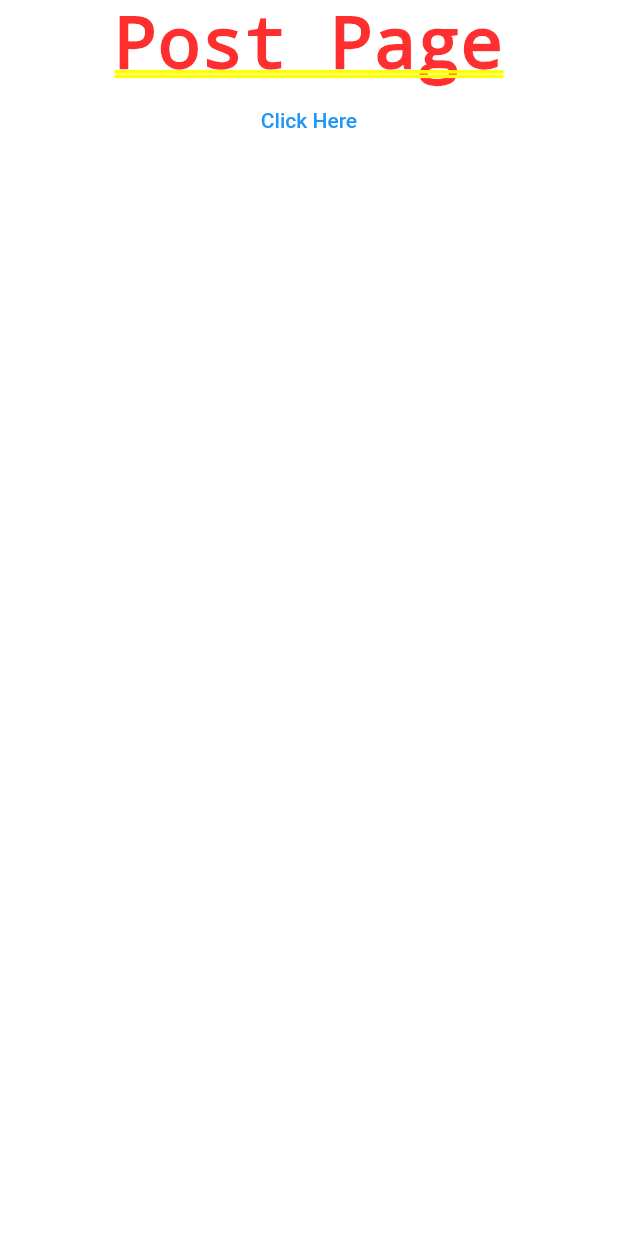
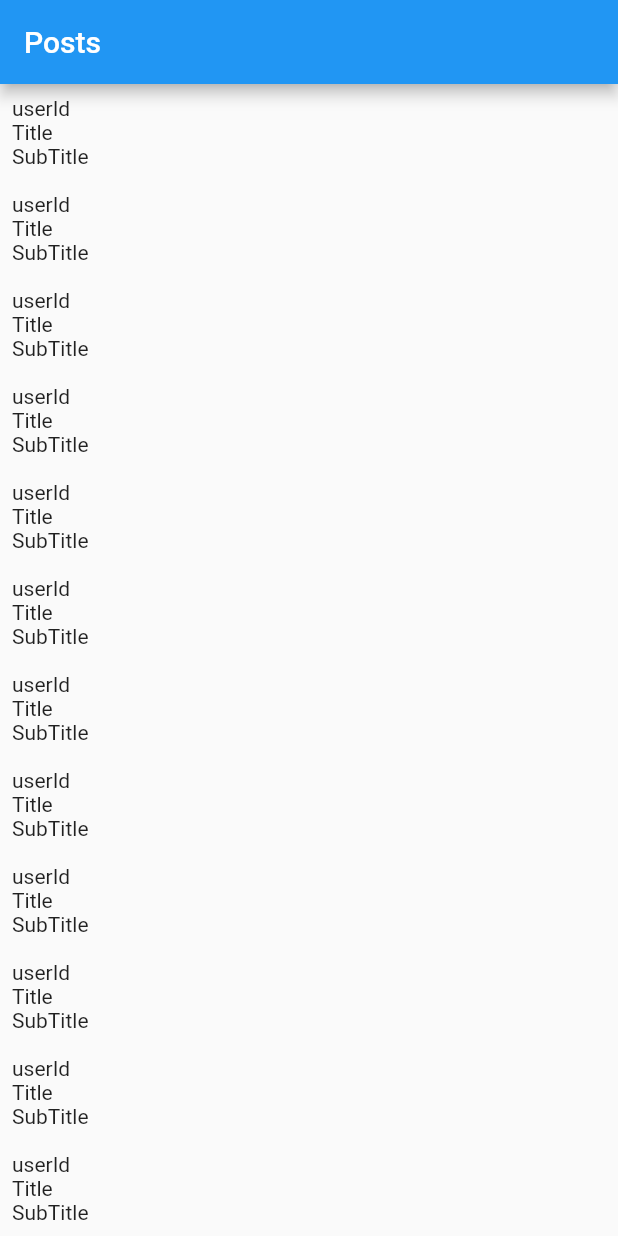
Before and after one commit to SaifulSaif007/flutter-app-playground, a Flutter app: the screen it shows after launch, on a phone screen of 412 x 824 dp. Run offline on Flutter 3.47's test engine with Material 2 defaults, Android fonts, the phone set to English and light mode, and no system bars; our stand-ins replace go_router.

Commit message:
post page update

```diff
--- a/lib/page/post_page.dart
+++ b/lib/page/post_page.dart
@@ -7,13 +7,32 @@ class PostScreen extends StatelessWidget {
 
   @override
   Widget build(BuildContext context) {
-    return Column(
-      children: [
-        const Text("Post Page"),
-        TextButton(
-            onPressed: () => context.pushNamed(commentPageRoute, extra: 'abc'),
-            child: const Text("Click Here"))
-      ],
+    return Scaffold(
+        appBar: AppBar(
+          title: const Text("Posts"),
+        ),
+        body: ListView.builder(
+            scrollDirection: Axis.vertical,
+            itemCount: 100,
+            itemBuilder: ((context, index) => const PostItem())));
+  }
+}
+
+class PostItem extends StatelessWidget {
+  const PostItem({super.key});
+
+  @override
+  Widget build(BuildContext context) {
+    return InkWell(
+      onTap: () {},
+      child: const Padding(
+        padding: EdgeInsets.all(8.0),
+        child: Column(
+          mainAxisAlignment: MainAxisAlignment.start,
+          crossAxisAlignment: CrossAxisAlignment.start,
+          children: [Text('userId'), Text('Title'), Text('SubTitle')],
+        ),
+      ),
     );
   }
 }
```
